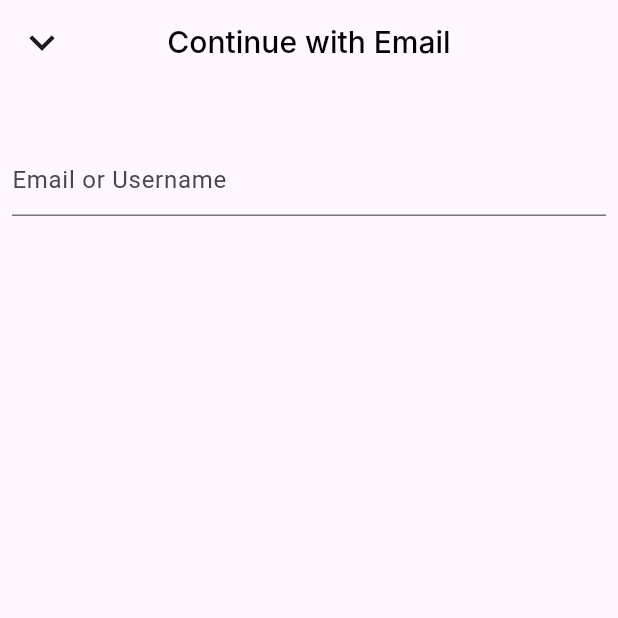
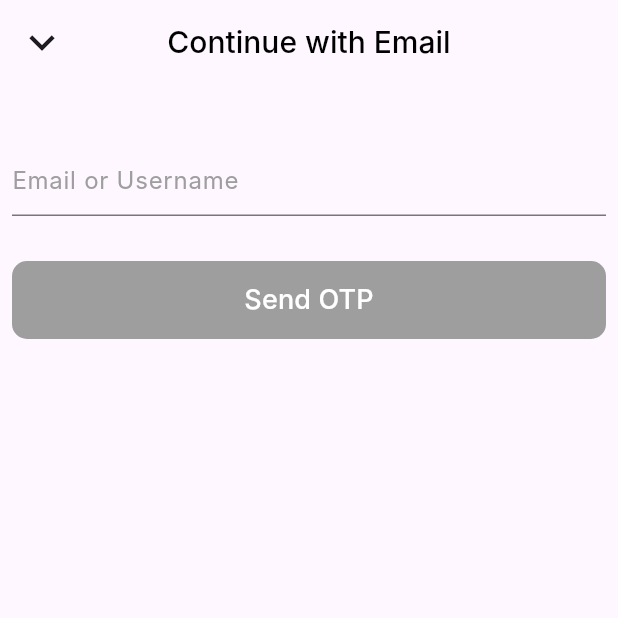
Before and after one commit to praveen5700/Zmato, a Flutter app: the ContinueWithEmail screen opened directly, on a phone screen of 412 x 824 dp, the top half of it. Run offline on Flutter 3.47's test engine with Material 3 defaults, Android fonts, the phone set to English and light mode, and no system bars; our stand-ins replace bloc, dio, flutter_bloc, get_it, go_router, hive and 1 more; missing offline and left inert: country_calling_code_picker; accounts and stored records are empty; Roboto replaces fonts that are missing (Inter).

Commit message:
some screen added

```diff
--- a/lib/src/presentation/ui/authScreen/screens/continue_with_email.dart
+++ b/lib/src/presentation/ui/authScreen/screens/continue_with_email.dart
@@ -3,6 +3,7 @@
 import 'package:flutter/widgets.dart';
 import 'package:zomato/src/core/utility/styles.dart';
 import 'package:zomato/src/core/utility/utilis.dart';
+import 'package:zomato/src/presentation/ui/authScreen/widgets/rounded_elevated_button.dart';
 
 
 class ContinueWithEmail extends StatefulWidget{
@@ -19,6 +20,7 @@
   }
   @override
   Widget build(BuildContext context) {
+    debugPrint("build");
     return Scaffold(
       appBar: AppBar(
         title: Text("Continue with Email",style: AppStyle.mediumTextStyle(size: 20),),
@@ -36,6 +38,13 @@
           child: Column(
             children: [
               TextFormField(
+              onChanged: (val){
+              if(val.trim().toString().length==1){
+                setState(() {
+
+                });
+              }
+              },
               //  autofocus: true,
                 onTapOutside: (event) {
                   FocusScope.of(context).unfocus();
@@ -43,12 +52,24 @@
                 controller: enterText,
                 cursorColor: Colors.black,
                 decoration: InputDecoration(
+               //   suffixIcon: Icon(Icons.abc),
+                  suffix: enterText.text.isNotEmpty?InkWell(onTap:(){enterText.clear();setState(() {
+
+                  });},child: CircleAvatar(backgroundColor:Colors.grey.shade400,radius:10,child: Icon(Icons.close,color: Colors.white,size: 14,))):Container(),
                     contentPadding: EdgeInsets.zero,
                     labelText: "Email or Username",
+                    labelStyle: AppStyle.normalTextStyle(color: Colors.grey.shade500,size: 16),
                     focusedBorder: UnderlineInputBorder(
                         borderSide: BorderSide(color: Colors.grey.shade600)
                     )
                 ),
+              ),
+              SizedBox(height: 30,),
+               RoundedButton(
+                width: double.infinity,
+                buttontxt: "Send OTP",
+                color: enterText.text.isEmpty?Colors.grey.shade500:Color(0xFFE23744),
+
               )
             ],
           ),
@@ -62,4 +83,5 @@
     enterText.dispose();
     super.dispose();
   }
+
 }
--- a/lib/src/presentation/ui/authScreen/widgets/rounded_elevated_button.dart
+++ b/lib/src/presentation/ui/authScreen/widgets/rounded_elevated_button.dart
@@ -1,4 +1,5 @@
 import 'package:flutter/material.dart';
+import 'package:zomato/src/core/utility/styles.dart';
 
 class RoundedButton extends StatelessWidget {
   final double width;
@@ -29,9 +30,12 @@
                 ),
               )),
           onPressed: onpressed,
-          child: Text(
-            buttontxt,
-            style: const TextStyle(fontSize: 16, color: Colors.white),
+          child: Padding(
+            padding: const EdgeInsets.all(15),
+            child: Text(
+              buttontxt,
+              style:  AppStyle.mediumTextStyle(size: 18,color: Colors.white),
+            ),
           )),
     );
   }
```
Also changed, not shown: lib/src/presentation/ui/authScreen/screens/signup_screen.dart (+67 -4 lines), pubspec.lock.
